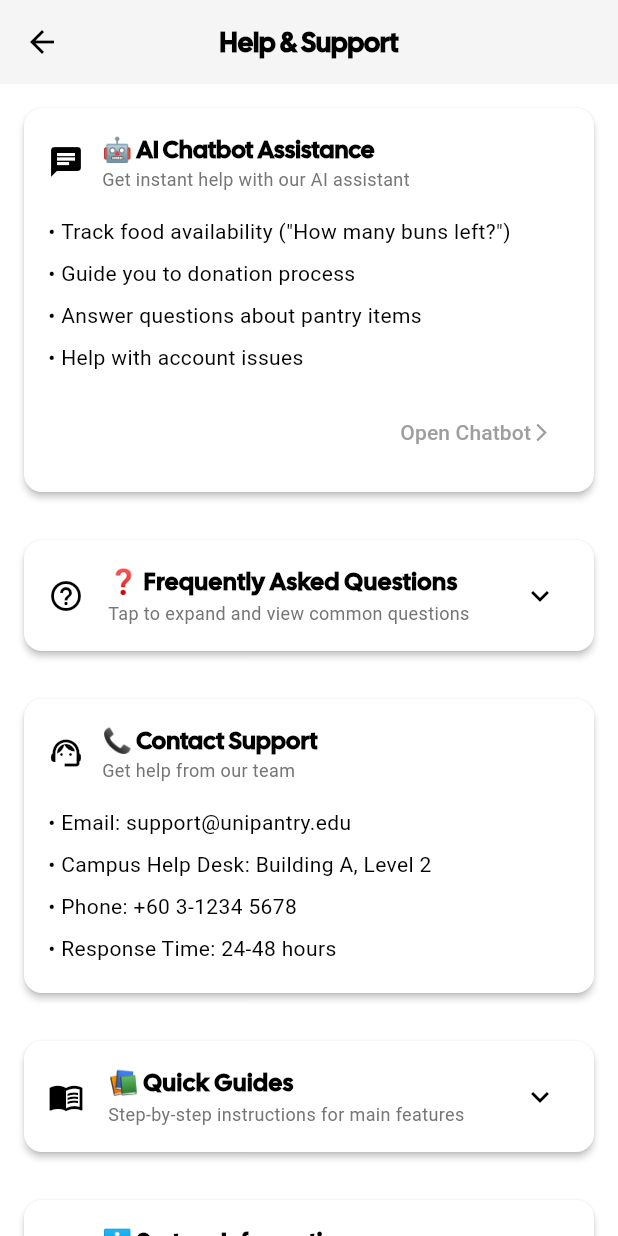
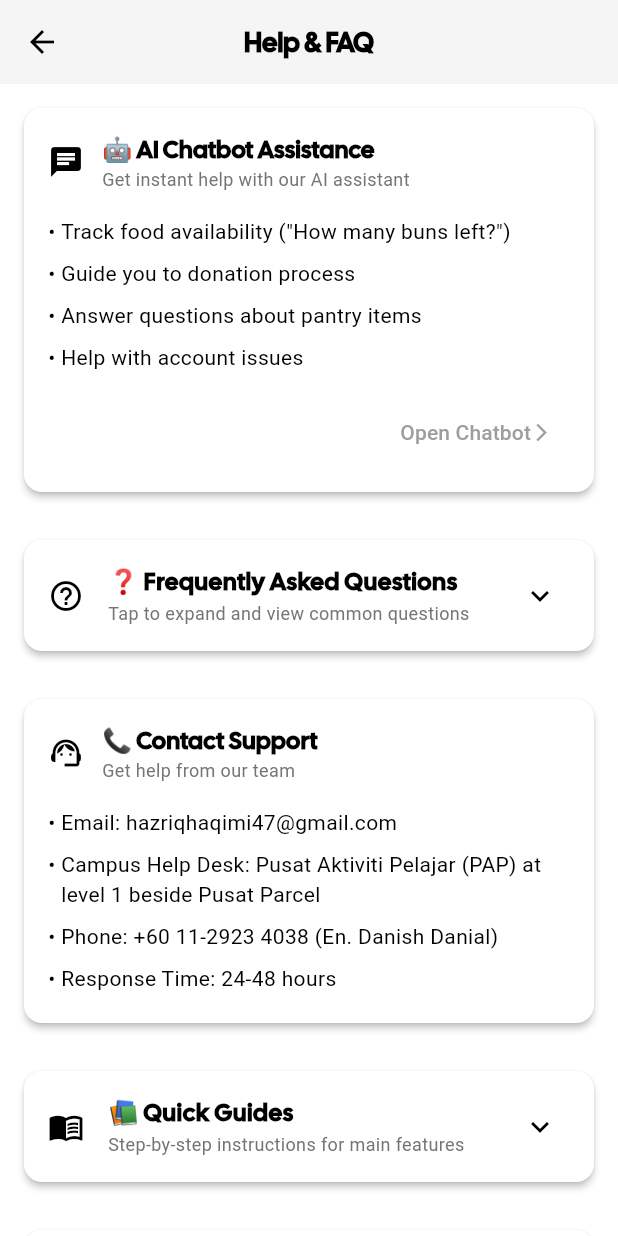
Before and after one commit to tumandang/PANTRY, a Flutter app: the HelpPage screen opened by its route, on a phone screen of 412 x 824 dp. Run offline on Flutter 3.47's test engine with Material 3 defaults, Android fonts, the phone set to English and light mode, and no system bars; our stand-ins replace file_picker, shared_preferences; missing offline and left inert: mobile_scanner; accounts and stored records are empty.

Commit message:
fix: Help and Faqs name

```diff
--- a/lib/pages/helppage.dart
+++ b/lib/pages/helppage.dart
@@ -10,7 +10,7 @@ class HelpPage extends StatelessWidget {
         backgroundColor: Theme.of(context).colorScheme.inverseSurface,
         centerTitle: true,
         title: Text(
-          'Help & Support',
+          'Help & FAQ',
           style: TextStyle(
             color: Theme.of(context).colorScheme.inversePrimary,
             fontSize: 18,
@@ -116,9 +116,9 @@ class HelpPage extends StatelessWidget {
               'Get help from our team',
               Icons.support_agent,
               [
-                'Email: support@unipantry.edu',
-                'Campus Help Desk: Building A, Level 2',
-                'Phone: +60 3-1234 5678',
+                'Email: hazriqhaqimi47@gmail.com',
+                'Campus Help Desk: Pusat Aktiviti Pelajar (PAP) at level 1 beside Pusat Parcel',
+                'Phone: +60 11-2923 4038 (En. Danish Danial)',
                 'Response Time: 24-48 hours',
               ],
             ),
```
